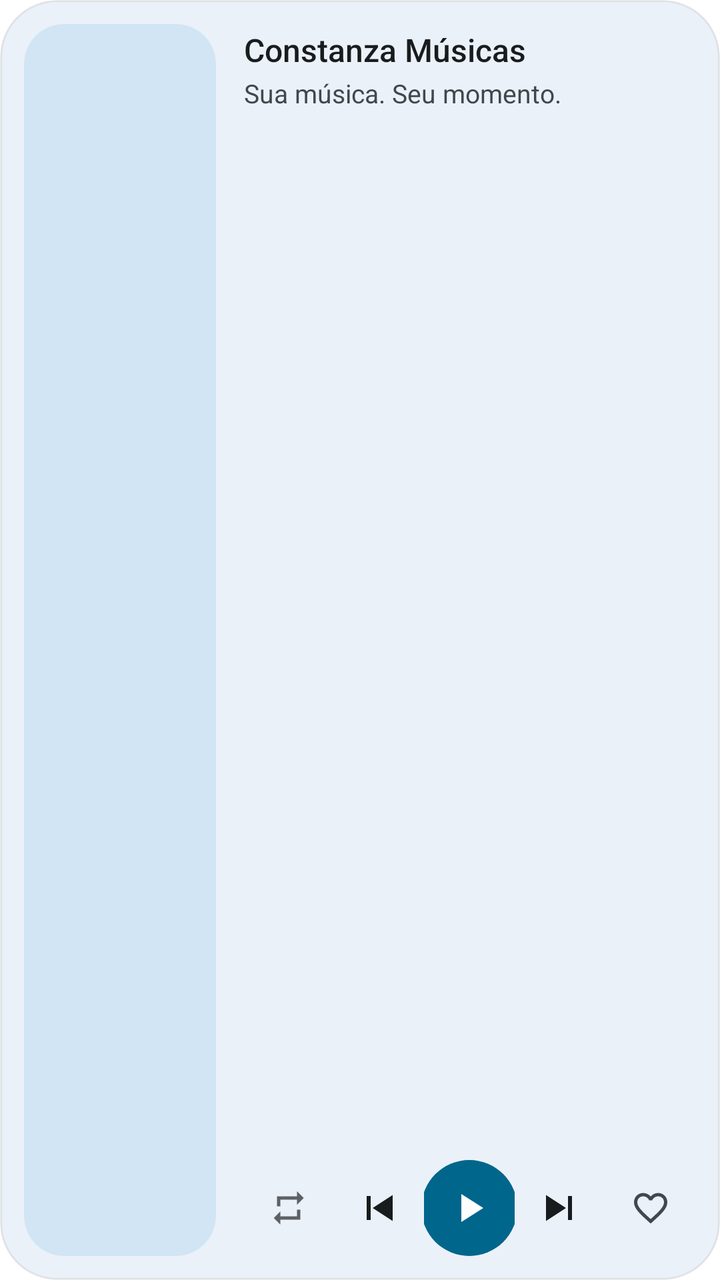
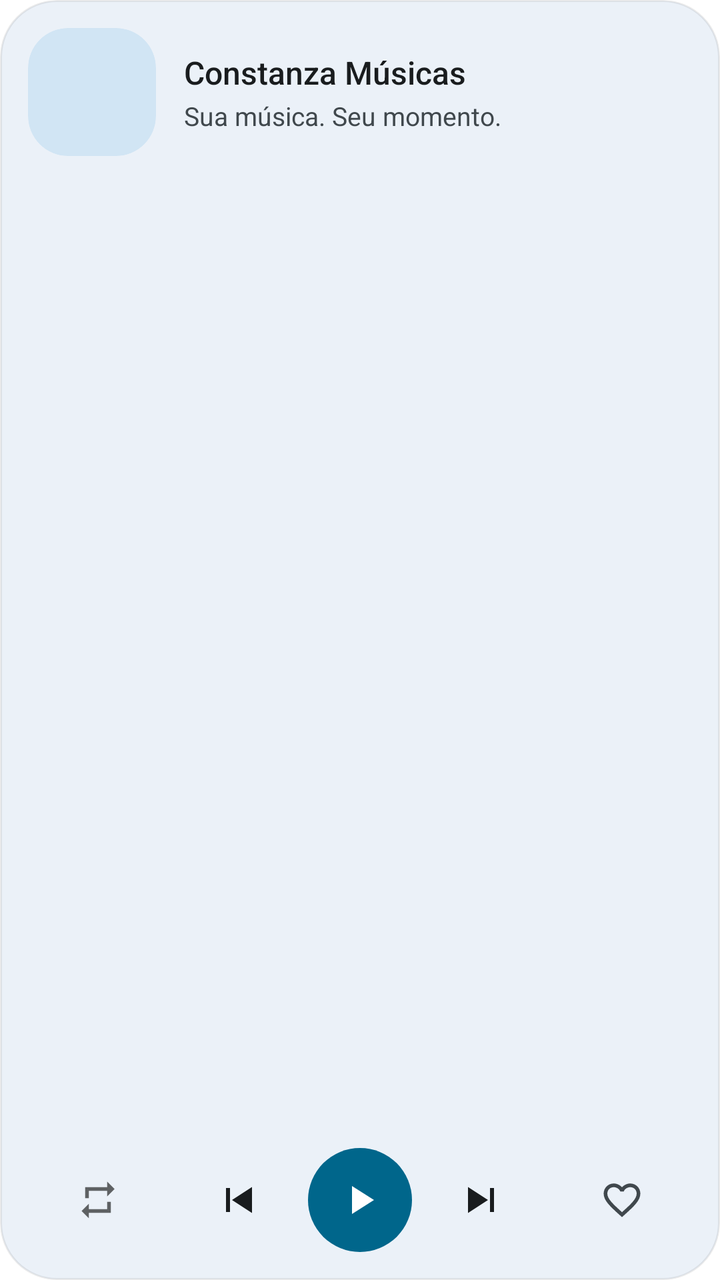

Before-and-after screenshots of an Android layout around one commit, followed by the original layout XML and the change that was made.
<!-- AndroidManifest.xml: fallback theme Theme.MaterialComponents.DayNight.NoActionBar -->
<!-- res/layout/music_widget.xml -->
<?xml version="1.0" encoding="utf-8"?>
<FrameLayout xmlns:android="http://schemas.android.com/apk/res/android"
    android:id="@+id/widget_root"
    android:layout_width="match_parent"
    android:layout_height="match_parent"
    android:padding="@dimen/widget_margin">

    <LinearLayout
        android:id="@android:id/background"
        android:layout_width="match_parent"
        android:layout_height="match_parent"
        android:orientation="horizontal"
        android:background="@drawable/widget_surface"
        android:clipToOutline="true"
        android:padding="12dp">

        <FrameLayout
            android:layout_width="96dp"
            android:layout_height="match_parent"
            android:background="@drawable/widget_artwork_frame"
            android:clipToOutline="true">

            <ImageView
                android:id="@+id/widget_artwork"
                android:layout_width="match_parent"
                android:layout_height="match_parent"
                android:scaleType="centerCrop"
                android:src="@mipmap/ic_launcher"
                android:contentDescription="@string/widget_cd_artwork" />
        </FrameLayout>

        <LinearLayout
            android:layout_width="0dp"
            android:layout_height="match_parent"
            android:layout_weight="1"
            android:layout_marginStart="14dp"
            android:orientation="vertical">

            <TextView
                android:id="@+id/widget_title"
                android:layout_width="match_parent"
                android:layout_height="wrap_content"
                android:layout_marginTop="2dp"
                android:text="@string/widget_default_title"
                android:textColor="@color/widget_on_surface"
                android:textSize="16sp"
                android:fontFamily="sans-serif-medium"
                android:maxLines="1"
                android:ellipsize="end" />

            <TextView
                android:id="@+id/widget_artist"
                android:layout_width="match_parent"
                android:layout_height="wrap_content"
                android:layout_marginTop="2dp"
                android:text="@string/widget_default_artist"
                android:textColor="@color/widget_on_surface_variant"
                android:textSize="13sp"
                android:maxLines="1"
                android:ellipsize="end" />

            <FrameLayout android:layout_width="match_parent" android:layout_height="0dp" android:layout_weight="1" />

            <LinearLayout
                android:layout_width="match_parent"
                android:layout_height="48dp"
                android:orientation="horizontal"
                android:gravity="center_vertical">

                <FrameLayout android:layout_width="0dp" android:layout_height="match_parent" android:layout_weight="1">
                    <ImageButton
                        android:id="@+id/widget_repeat"
                        android:layout_width="36dp"
                        android:layout_height="36dp"
                        android:layout_gravity="center"
                        android:src="@drawable/ic_widget_repeat_off"
                        android:background="@drawable/widget_icon_btn_bg"
                        android:contentDescription="@string/widget_cd_repeat"
                        android:scaleType="centerInside"
                        android:padding="8dp" />
                </FrameLayout>

                <FrameLayout android:layout_width="0dp" android:layout_height="match_parent" android:layout_weight="1">
                    <ImageButton
                        android:id="@+id/widget_prev"
                        android:layout_width="40dp"
                        android:layout_height="40dp"
                        android:layout_gravity="center"
                        android:src="@drawable/ic_widget_prev"
                        android:tint="@color/widget_on_surface"
                        android:background="@drawable/widget_icon_btn_bg"
                        android:contentDescription="@string/widget_cd_prev"
                        android:scaleType="centerInside"
                        android:padding="8dp" />
                </FrameLayout>

                <FrameLayout android:layout_width="0dp" android:layout_height="match_parent" android:layout_weight="1">
                    <ImageButton
                        android:id="@+id/widget_play_pause"
                        android:layout_width="48dp"
                        android:layout_height="48dp"
                        android:layout_gravity="center"
                        android:src="@drawable/ic_widget_play"
                        android:tint="@color/widget_on_accent"
                        android:background="@drawable/widget_play_bg"
                        android:contentDescription="@string/widget_cd_play_pause"
                        android:scaleType="centerInside"
                        android:padding="12dp" />
                </FrameLayout>

                <FrameLayout android:layout_width="0dp" android:layout_height="match_parent" android:layout_weight="1">
                    <ImageButton
                        android:id="@+id/widget_next"
                        android:layout_width="40dp"
                        android:layout_height="40dp"
                        android:layout_gravity="center"
                        android:src="@drawable/ic_widget_next"
                        android:tint="@color/widget_on_surface"
                        android:background="@drawable/widget_icon_btn_bg"
                        android:contentDescription="@string/widget_cd_next"
                        android:scaleType="centerInside"
                        android:padding="8dp" />
                </FrameLayout>

                <FrameLayout android:layout_width="0dp" android:layout_height="match_parent" android:layout_weight="1">
                    <ImageButton
                        android:id="@+id/widget_favorite"
                        android:layout_width="36dp"
                        android:layout_height="36dp"
                        android:layout_gravity="center"
                        android:src="@drawable/ic_favorite_border"
                        android:background="@drawable/widget_icon_btn_bg"
                        android:contentDescription="@string/widget_cd_favorite"
                        android:scaleType="centerInside"
                        android:padding="8dp" />
                </FrameLayout>
            </LinearLayout>
        </LinearLayout>
    </LinearLayout>
</FrameLayout>
<!-- resources referenced by this layout -->
<resources>
  <color name="widget_on_accent">#FFFFFFFF</color>
  <color name="widget_on_surface">#FF1C1B20</color>
  <color name="widget_on_surface_variant">#FF5F5B67</color>
  <dimen name="widget_margin">8dp</dimen>
  <!-- drawable ic_widget_next (drawable) -->
  <?xml version="1.0" encoding="utf-8"?>
  <vector xmlns:android="http://schemas.android.com/apk/res/android"
      android:width="24dp" android:height="24dp"
      android:viewportWidth="24" android:viewportHeight="24">
      <path android:fillColor="#FFFFFFFF"
          android:pathData="M16,6 h2 v12 h-2 z M5,5.5 v13 L15,12 z" />
  </vector>
  <!-- drawable ic_widget_play (drawable) -->
  <?xml version="1.0" encoding="utf-8"?>
  <vector xmlns:android="http://schemas.android.com/apk/res/android"
      android:width="24dp" android:height="24dp"
      android:viewportWidth="24" android:viewportHeight="24">
      <path android:fillColor="#FFFFFFFF"
          android:pathData="M8,5 L19,12 L8,19 Z" />
  </vector>
  <!-- drawable ic_widget_prev (drawable) -->
  <?xml version="1.0" encoding="utf-8"?>
  <vector xmlns:android="http://schemas.android.com/apk/res/android"
      android:width="24dp" android:height="24dp"
      android:viewportWidth="24" android:viewportHeight="24">
      <path android:fillColor="#FFFFFFFF"
          android:pathData="M6,6 h2 v12 h-2 z M19,5.5 v13 L9,12 z" />
  </vector>
  <!-- drawable widget_artwork_frame (drawable) -->
  <?xml version="1.0" encoding="utf-8"?>
  <shape xmlns:android="http://schemas.android.com/apk/res/android" android:shape="rectangle">
      <solid android:color="@color/widget_container" />
      <corners android:radius="@dimen/widget_inner_radius" />
  </shape>
  <!-- drawable widget_icon_btn_bg (drawable) -->
  <?xml version="1.0" encoding="utf-8"?>
  <ripple xmlns:android="http://schemas.android.com/apk/res/android" android:color="@color/widget_ripple">
      <item android:id="@android:id/mask">
          <shape android:shape="oval">
              <solid android:color="#FFFFFFFF" />
          </shape>
      </item>
  </ripple>
  <!-- drawable widget_play_bg (drawable) -->
  <?xml version="1.0" encoding="utf-8"?>
  <ripple xmlns:android="http://schemas.android.com/apk/res/android" android:color="@color/widget_ripple">
      <item>
          <shape android:shape="oval">
              <solid android:color="@color/widget_accent" />
          </shape>
      </item>
  </ripple>
  <!-- drawable widget_surface (drawable) -->
  <?xml version="1.0" encoding="utf-8"?>
  <shape xmlns:android="http://schemas.android.com/apk/res/android" android:shape="rectangle">
      <solid android:color="@color/widget_surface" />
      <corners android:radius="@dimen/widget_radius" />
      <stroke android:width="1dp" android:color="@color/widget_outline" />
  </shape>
  <!-- mipmap ic_launcher (mipmap-anydpi-v26) -->
  <?xml version="1.0" encoding="utf-8"?>
  <adaptive-icon xmlns:android="http://schemas.android.com/apk/res/android">
    <background android:drawable="@color/ic_launcher_background"/>
    <foreground>
        <inset
            android:drawable="@drawable/ic_launcher_foreground"
            android:inset="16%" />
    </foreground>
  </adaptive-icon>
  <string name="widget_cd_artwork">Capa do álbum</string>
  <string name="widget_cd_favorite">Favorito</string>
  <string name="widget_cd_next">Seguinte</string>
  <string name="widget_cd_play_pause">Reproduzir ou pausar</string>
  <string name="widget_cd_prev">Anterior</string>
  <string name="widget_cd_repeat">Repetir</string>
  <string name="widget_default_artist">Sua música. Seu momento.</string>
  <string name="widget_default_title">Constanza Músicas</string>
  <color name="widget_container">#FFE9E3F1</color>
  <dimen name="widget_inner_radius">16dp</dimen>
  <color name="widget_ripple">#1F000000</color>
  <color name="widget_accent">#FF6750A4</color>
  <color name="widget_surface">#FFF6F3FA</color>
  <dimen name="widget_radius">24dp</dimen>
  <color name="widget_outline">#14000000</color>
  <color name="ic_launcher_background">#1A1A2E</color>
  <!-- unchanged entries left out for length: 3 -->
</resources>

<!-- the commit's change to res/layout/music_widget.xml (unified diff, before → after) -->
@@ -9,132 +9,136 @@
         android:id="@android:id/background"
         android:layout_width="match_parent"
         android:layout_height="match_parent"
-        android:orientation="horizontal"
+        android:orientation="vertical"
         android:background="@drawable/widget_surface"
         android:clipToOutline="true"
-        android:padding="12dp">
-
-        <FrameLayout
-            android:layout_width="96dp"
-            android:layout_height="match_parent"
-            android:background="@drawable/widget_artwork_frame"
-            android:clipToOutline="true">
-
-            <ImageView
-                android:id="@+id/widget_artwork"
-                android:layout_width="match_parent"
-                android:layout_height="match_parent"
-                android:scaleType="centerCrop"
-                android:src="@mipmap/ic_launcher"
-                android:contentDescription="@string/widget_cd_artwork" />
-        </FrameLayout>
+        android:padding="14dp">
 
         <LinearLayout
-            android:layout_width="0dp"
-            android:layout_height="match_parent"
-            android:layout_weight="1"
-            android:layout_marginStart="14dp"
-            android:orientation="vertical">
+            android:layout_width="match_parent"
+            android:layout_height="wrap_content"
+            android:orientation="horizontal"
+            android:gravity="center_vertical">
 
-            <TextView
-                android:id="@+id/widget_title"
-                android:layout_width="match_parent"
-                android:layout_height="wrap_content"
-                android:layout_marginTop="2dp"
-                android:text="@string/widget_default_title"
-                android:textColor="@color/widget_on_surface"
-                android:textSize="16sp"
-                android:fontFamily="sans-serif-medium"
-                android:maxLines="1"
-                android:ellipsize="end" />
+            <FrameLayout
+                android:layout_width="64dp"
+                android:layout_height="64dp"
+                android:background="@drawable/widget_artwork_frame"
+                android:clipToOutline="true">
 
-            <TextView
-                android:id="@+id/widget_artist"
-                android:layout_width="match_parent"
-                android:layout_height="wrap_content"
-                android:layout_marginTop="2dp"
-                android:text="@string/widget_default_artist"
-                android:textColor="@color/widget_on_surface_variant"
-                android:textSize="13sp"
-                android:maxLines="1"
-                android:ellipsize="end" />
-
-            <FrameLayout android:layout_width="match_parent" android:layout_height="0dp" android:layout_weight="1" />
+                <ImageView
+                    android:id="@+id/widget_artwork"
+                    android:layout_width="match_parent"
+                    android:layout_height="match_parent"
+                    android:scaleType="centerCrop"
+                    android:src="@mipmap/ic_launcher"
+                    android:contentDescription="@string/widget_cd_artwork" />
+            </FrameLayout>
 
             <LinearLayout
-                android:layout_width="match_parent"
-                android:layout_height="48dp"
-                android:orientation="horizontal"
-                android:gravity="center_vertical">
+                android:layout_width="0dp"
+                android:layout_height="wrap_content"
+                android:layout_weight="1"
+                android:layout_marginStart="14dp"
+                android:orientation="vertical">
 
-                <FrameLayout android:layout_width="0dp" android:layout_height="match_parent" android:layout_weight="1">
-                    <ImageButton
-                        android:id="@+id/widget_repeat"
-                        android:layout_width="36dp"
-                        android:layout_height="36dp"
-                        android:layout_gravity="center"
-                        android:src="@drawable/ic_widget_repeat_off"
-                        android:background="@drawable/widget_icon_btn_bg"
-                        android:contentDescription="@string/widget_cd_repeat"
-                        android:scaleType="centerInside"
-                        android:padding="8dp" />
-                </FrameLayout>
+                <TextView
+                    android:id="@+id/widget_title"
+                    android:layout_width="match_parent"
+                    android:layout_height="wrap_content"
+                    android:text="@string/widget_default_title"
+                    android:textColor="@color/widget_on_surface"
+                    android:textSize="16sp"
+                    android:fontFamily="sans-serif-medium"
+                    android:maxLines="1"
+                    android:ellipsize="end" />
 
-                <FrameLayout android:layout_width="0dp" android:layout_height="match_parent" android:layout_weight="1">
-                    <ImageButton
-                        android:id="@+id/widget_prev"
-                        android:layout_width="40dp"
-                        android:layout_height="40dp"
-                        android:layout_gravity="center"
-                        android:src="@drawable/ic_widget_prev"
-                        android:tint="@color/widget_on_surface"
-                        android:background="@drawable/widget_icon_btn_bg"
-                        android:contentDescription="@string/widget_cd_prev"
-                        android:scaleType="centerInside"
-                        android:padding="8dp" />
-                </FrameLayout>
+                <TextView
+                    android:id="@+id/widget_artist"
+                    android:layout_width="match_parent"
+                    android:layout_height="wrap_content"
+                    android:layout_marginTop="2dp"
+                    android:text="@string/widget_default_artist"
+                    android:textColor="@color/widget_on_surface_variant"
+                    android:textSize="13sp"
+                    android:maxLines="1"
+                    android:ellipsize="end" />
+            </LinearLayout>
+        </LinearLayout>
 
-                <FrameLayout android:layout_width="0dp" android:layout_height="match_parent" android:layout_weight="1">
-                    <ImageButton
-                        android:id="@+id/widget_play_pause"
-                        android:layout_width="48dp"
-                        android:layout_height="48dp"
-                        android:layout_gravity="center"
-                        android:src="@drawable/ic_widget_play"
-                        android:tint="@color/widget_on_accent"
-                        android:background="@drawable/widget_play_bg"
-                        android:contentDescription="@string/widget_cd_play_pause"
-                        android:scaleType="centerInside"
-                        android:padding="12dp" />
-                </FrameLayout>
+        <FrameLayout android:layout_width="match_parent" android:layout_height="0dp" android:layout_weight="1" />
 
-                <FrameLayout android:layout_width="0dp" android:layout_height="match_parent" android:layout_weight="1">
-                    <ImageButton
-                        android:id="@+id/widget_next"
-                        android:layout_width="40dp"
-                        android:layout_height="40dp"
-                        android:layout_gravity="center"
-                        android:src="@drawable/ic_widget_next"
-                        android:tint="@color/widget_on_surface"
-                        android:background="@drawable/widget_icon_btn_bg"
-                        android:contentDescription="@string/widget_cd_next"
-                        android:scaleType="centerInside"
-                        android:padding="8dp" />
-                </FrameLayout>
+        
+        <LinearLayout
+            android:layout_width="match_parent"
+            android:layout_height="52dp"
+            android:orientation="horizontal"
+            android:gravity="center_vertical">
 
-                <FrameLayout android:layout_width="0dp" android:layout_height="match_parent" android:layout_weight="1">
-                    <ImageButton
-                        android:id="@+id/widget_favorite"
-                        android:layout_width="36dp"
-                        android:layout_height="36dp"
-                        android:layout_gravity="center"
-                        android:src="@drawable/ic_favorite_border"
-                        android:background="@drawable/widget_icon_btn_bg"
-                        android:contentDescription="@string/widget_cd_favorite"
-                        android:scaleType="centerInside"
-                        android:padding="8dp" />
-                </FrameLayout>
-            </LinearLayout>
+            <FrameLayout android:layout_width="0dp" android:layout_height="match_parent" android:layout_weight="1">
+                <ImageButton
+                    android:id="@+id/widget_repeat"
+                    android:layout_width="40dp"
+                    android:layout_height="40dp"
+                    android:layout_gravity="center"
+                    android:src="@drawable/ic_widget_repeat_off"
+                    android:background="@drawable/widget_icon_btn_bg"
+                    android:contentDescription="@string/widget_cd_repeat"
+                    android:scaleType="centerInside"
+                    android:padding="9dp" />
+            </FrameLayout>
+
+            <FrameLayout android:layout_width="0dp" android:layout_height="match_parent" android:layout_weight="1">
+                <ImageButton
+                    android:id="@+id/widget_prev"
+                    android:layout_width="44dp"
+                    android:layout_height="44dp"
+                    android:layout_gravity="center"
+                    android:src="@drawable/ic_widget_prev"
+                    android:tint="@color/widget_on_surface"
+                    android:background="@drawable/widget_icon_btn_bg"
+                    android:contentDescription="@string/widget_cd_prev"
+                    android:scaleType="centerInside"
+                    android:padding="9dp" />
+            </FrameLayout>
+
+            <ImageButton
+                android:id="@+id/widget_play_pause"
+                android:layout_width="52dp"
+                android:layout_height="52dp"
+                android:src="@drawable/ic_widget_play"
+                android:tint="@color/widget_on_accent"
+                android:background="@drawable/widget_play_bg"
+                android:contentDescription="@string/widget_cd_play_pause"
+                android:scaleType="centerInside"
+                android:padding="14dp" />
+
+            <FrameLayout android:layout_width="0dp" android:layout_height="match_parent" android:layout_weight="1">
+                <ImageButton
+                    android:id="@+id/widget_next"
+                    android:layout_width="44dp"
+                    android:layout_height="44dp"
+                    android:layout_gravity="center"
+                    android:src="@drawable/ic_widget_next"
+                    android:tint="@color/widget_on_surface"
+                    android:background="@drawable/widget_icon_btn_bg"
+                    android:contentDescription="@string/widget_cd_next"
+                    android:scaleType="centerInside"
+                    android:padding="9dp" />
+            </FrameLayout>
+
+            <FrameLayout android:layout_width="0dp" android:layout_height="match_parent" android:layout_weight="1">
+                <ImageButton
+                    android:id="@+id/widget_favorite"
+                    android:layout_width="40dp"
+                    android:layout_height="40dp"
+                    android:layout_gravity="center"
+                    android:src="@drawable/ic_favorite_border"
+                    android:background="@drawable/widget_icon_btn_bg"
+                    android:contentDescription="@string/widget_cd_favorite"
+                    android:scaleType="centerInside"
+                    android:padding="9dp" />
+            </FrameLayout>
         </LinearLayout>
     </LinearLayout>
 </FrameLayout>
